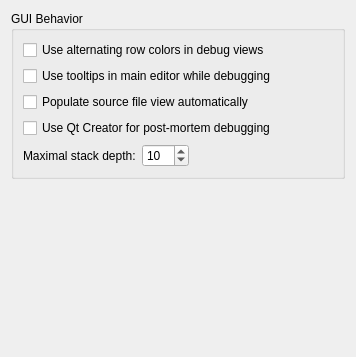
Old version of the form src/plugins/debugger/commonoptionspage.ui in the repository qt-creator/qt-creator.
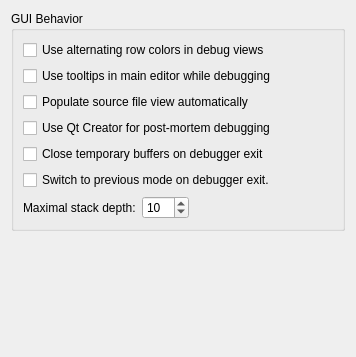
New version of the form.

Commit message:
debugger: make "clever" behaviour on debugger exit optional
It hurts me.

Task-number: QTCREATORBUG-808

The edit to the form file:
```diff
--- a/src/plugins/debugger/commonoptionspage.ui
+++ b/src/plugins/debugger/commonoptionspage.ui
@@ -51,7 +51,27 @@
         </property>
        </widget>
       </item>
-      <item row="4" column="0">
+      <item row="4" column="0" colspan="2">
+       <widget class="QCheckBox" name="checkBoxCloseBuffersOnExit">
+        <property name="toolTip">
+         <string>Close temporary buffers on debugger exit.</string>
+        </property>
+        <property name="text">
+         <string>Close temporary buffers on debugger exit</string>
+        </property>
+       </widget>
+      </item>
+      <item row="5" column="0" colspan="2">
+       <widget class="QCheckBox" name="checkBoxSwitchModeOnExit">
+        <property name="toolTip">
+         <string>Switch to previous mode on debugger exit.</string>
+        </property>
+        <property name="text">
+         <string>Switch to previous mode on debugger exit.</string>
+        </property>
+       </widget>
+      </item>
+      <item row="6" column="0">
        <widget class="QLabel" name="labelMaximalStackDepth">
         <property name="sizePolicy">
          <sizepolicy hsizetype="Maximum" vsizetype="Preferred">
@@ -64,7 +84,7 @@
         </property>
        </widget>
       </item>
-      <item row="4" column="1">
+      <item row="6" column="1">
        <layout class="QHBoxLayout" name="horizontalLayout">
         <item>
          <widget class="QSpinBox" name="spinBoxMaximalStackDepth">
```
The commit also changes 3 other files.
